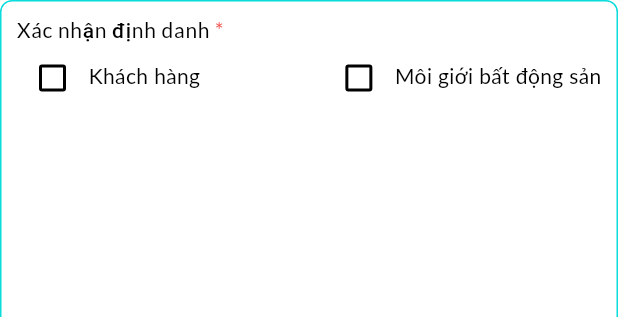
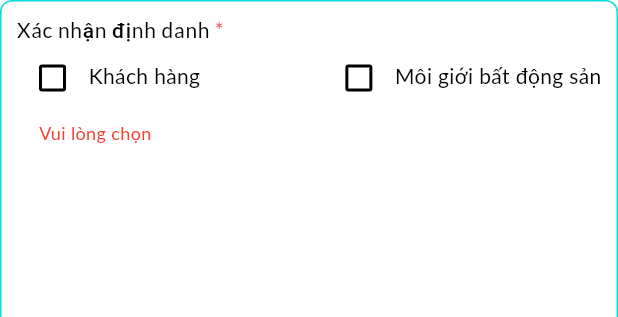
Before and after one commit to hienhaobn/g18-app, a Flutter app: the BuildConfirmIdentity widget shown alone on an empty page, opened directly with empty values, on a phone screen of 412 x 824 dp. Shown: the top 317 px of the screen. Run offline on Flutter 3.47's test engine with Material 3 defaults, Android fonts, the light colour scheme and no system bars; our stand-ins replace another_flushbar, cached_network_image, carousel_slider, connectivity_plus, cookie_jar, dartx and 23 more; missing offline and left inert: _fe_analyzer_shared, analyzer, analyzer_plugin, android_id, custom_lint_builder, dart_style and 4 more; accounts and stored records are empty; generated files the repository leaves out were written again; network calls fail; project files that could hold a hidden picture were left out.

Commit message:
màn gửi yêu cầu

```diff
--- a/app/lib/ui/send_required_page/widget_send_required/build_bropdown_type_bds.dart
+++ b/app/lib/ui/send_required_page/widget_send_required/build_bropdown_type_bds.dart
@@ -39,6 +39,7 @@ class BuildDropdownTypeBDS extends StatelessWidget {
                   : null,
               hintText: 'Chọn loại BĐS',
               onChange: (value) {
+
                 controller.typeBDSController.value.text = value ?? '';
                 controller.typeBDSController.refresh();
                 controller.selectedRealEstateType.value =
--- a/app/lib/ui/send_required_page/widget_send_required/build_confirm_identity.dart
+++ b/app/lib/ui/send_required_page/widget_send_required/build_confirm_identity.dart
@@ -13,7 +13,8 @@ class BuildConfirmIdentity extends StatelessWidget {
 
   @override
   Widget build(BuildContext context) {
-    return Container(
+    return Obx(
+      () => Container(
         padding: EdgeInsets.all(10),
         width: double.infinity,
         decoration: BoxDecoration(
@@ -26,8 +27,6 @@ class BuildConfirmIdentity extends StatelessWidget {
             TextRequired(
               text: 'Xác nhận định danh',
             ),
-
-
             Row(
                 mainAxisAlignment: MainAxisAlignment.spaceBetween,
                 children: List.generate(ListXacNhanDinhDanh.length, (index) {
@@ -50,8 +49,22 @@ class BuildConfirmIdentity extends StatelessWidget {
                       ],
                     );
                   });
-              }))
+                })),
+            if (
+                controller.valueCheckBox.value.isEmpty) ...[
+              Padding(
+                padding: const EdgeInsets.only(left: 15, top: 5),
+                child: Text(
+                  'Vui lòng chọn',
+                  style: TextStyle(
+                    color: Colors.red,
+                    fontSize: 12,
+                  ),
+                ),
+              )
+            ]
           ],
+        ),
       ),
     );
   }
--- a/app/pubspec.yaml
+++ b/app/pubspec.yaml
@@ -42,6 +42,7 @@ dependencies:
   google_fonts: ^6.2.1
   logger: ^2.5.0
   flutter_secure_storage: ^9.2.2
+  another_flushbar: ^1.12.30
 
 
 
```
Also changed, not shown: app/lib/base_hieu/flushbar.dart (added, +22 -0 lines), app/lib/ui/send_required_page/send_required_page.dart (+16 -11 lines), app/lib/ui/send_required_page/send_required_page_controller.dart (+16 -3 lines), app/lib/ui/send_required_page/widget_send_required/build_dropdown_type_of_bds.dart (+11 -2 lines), app/lib/ui/send_required_page/widget_send_required/build_input_cost.dart (+7 -7 lines). Lines whose indentation alone changed are shown as unchanged.
